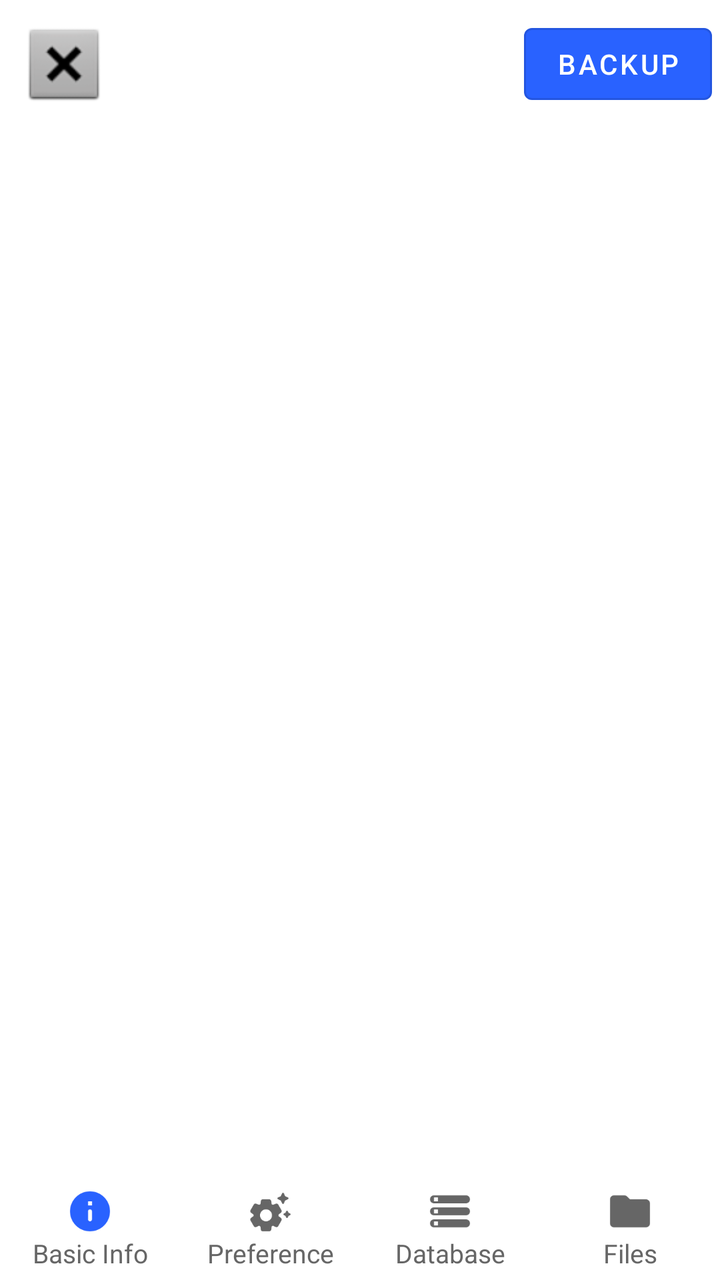
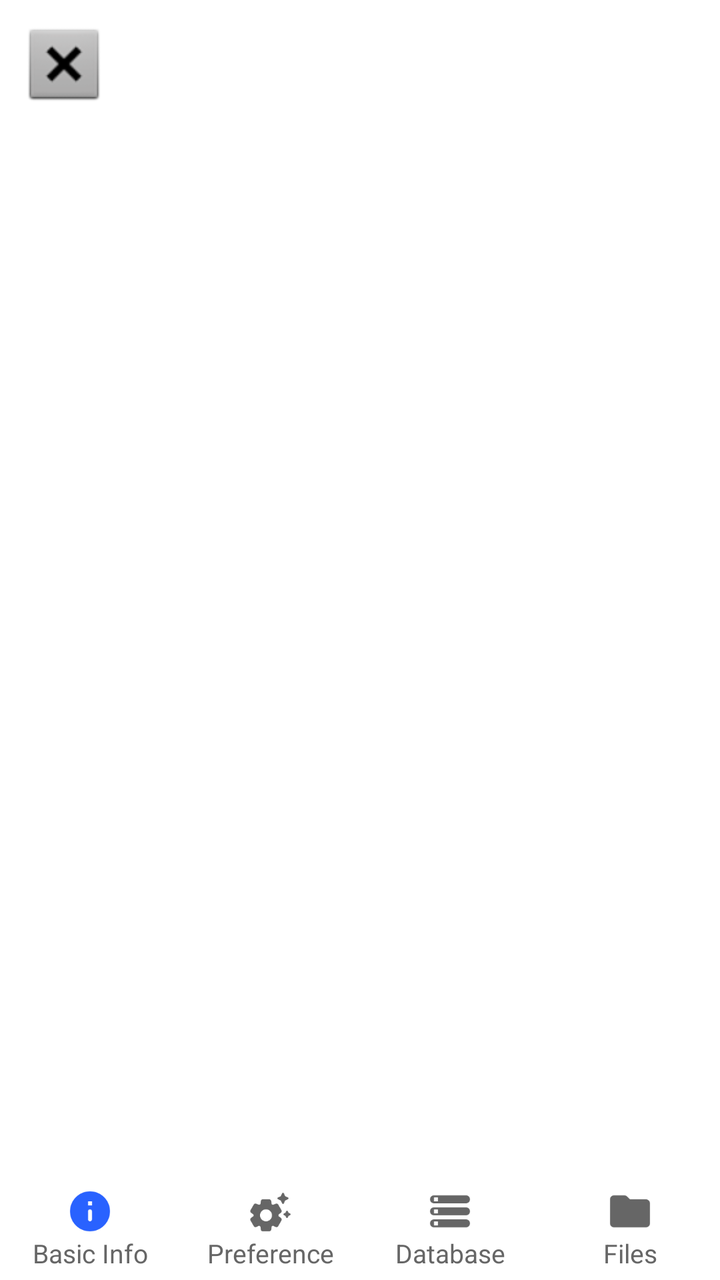

The first picture is an Android layout as it rendered before a commit; the second is the same layout after the commit. The layout source and the unified diff follow.
<!-- AndroidManifest.xml: another module's application theme AppTheme -->
<!-- res/layout/appdm_activity_dataoverview.xml -->
<?xml version="1.0" encoding="utf-8"?>
<LinearLayout xmlns:android="http://schemas.android.com/apk/res/android"
    android:layout_width="fill_parent"
    android:layout_height="fill_parent"
    xmlns:app="http://schemas.android.com/apk/res-auto"
    android:orientation="vertical">

    <LinearLayout
        android:id="@+id/header_layout"
        android:layout_width="fill_parent"
        android:layout_height="wrap_content"
        android:orientation="horizontal" >

        <ImageView
            android:id="@+id/app_icon"
            android:layout_width="64.0dip"
            android:layout_height="64.0dip"
            android:contentDescription="@android:string/no"
            android:padding="10.0dip"
            android:src="@android:drawable/btn_dialog" />

        <LinearLayout
            android:layout_width="0.0dip"
            android:layout_height="fill_parent"
            android:layout_gravity="center"
            android:layout_weight="1.0"
            android:gravity="center"
            android:orientation="vertical" >

            <TextView
                android:id="@+id/app_name"
                android:layout_width="fill_parent"
                android:layout_height="wrap_content"
                android:ellipsize="marquee"
                android:padding="2.0dip"
                android:singleLine="true"
                android:textColor="@color/colorAccent"
                android:textSize="16.0sp"
                android:textStyle="bold" />

            <TextView
                android:id="@+id/app_pkgpath"
                android:layout_width="fill_parent"
                android:layout_height="wrap_content"
                android:layout_marginBottom="2dip"
                android:ellipsize="marquee"
                android:paddingLeft="2.0dip"
                android:singleLine="true"
                android:textColor="@color/colorAccent"
                android:textSize="10.0sp" />
        </LinearLayout>

        <com.google.android.material.button.MaterialButton
            style="@style/Widget.MaterialComponents.Button.OutlinedButton"
            app:backgroundTint="@color/colorAccent"
            android:textColor="@color/colorPrimaryDark"
            android:id="@+id/button_backup"
            android:layout_width="wrap_content"
            android:layout_height="wrap_content"
            android:layout_gravity="center_vertical"
            android:layout_marginRight="4dip"
            android:text="@string/appdm_backup" />

    </LinearLayout>

    <FrameLayout
        android:layout_width="fill_parent"
        android:layout_height="0.0dip"
        android:layout_weight="1.0"
        android:background="@color/white" >

        

        <ListView
            android:id="@+id/appInfo_list"
            android:layout_width="fill_parent"
            android:layout_height="fill_parent"
            android:layout_margin="4.0dip"
            android:cacheColorHint="#00000000"
            android:groupIndicator="@null"
            android:visibility="visible" />

        

        <ListView
            android:id="@+id/database_list"
            android:layout_width="fill_parent"
            android:layout_height="fill_parent"
            android:layout_margin="4.0dip"
            android:cacheColorHint="#00000000"
            android:groupIndicator="@null"
            android:visibility="invisible" />

        

        <ListView
            android:id="@+id/preference_list"
            android:layout_width="fill_parent"
            android:layout_height="fill_parent"
            android:layout_margin="4.0dip"
            android:cacheColorHint="#00000000"
            android:groupIndicator="@null"
            android:visibility="invisible" />
        
        
        <ListView
            android:id="@+id/files_list"
            android:layout_width="fill_parent"
            android:layout_height="fill_parent"
            android:layout_margin="4.0dip"
            android:cacheColorHint="#00000000"
            android:groupIndicator="@null"
            android:visibility="invisible" />

        <LinearLayout
            android:id="@+id/layout_scanning"
            android:layout_width="fill_parent"
            android:layout_height="fill_parent"
            android:background="@color/white"
            android:gravity="center"
            android:orientation="vertical"
            android:visibility="invisible" >

            <ProgressBar
                android:id="@+id/progress_bar"
                style="?android:attr/progressBarStyleLarge"
                android:layout_width="wrap_content"
                android:layout_height="wrap_content"
                android:layout_gravity="center" />

            <TextView
                android:id="@+id/tv_tip"
                android:layout_width="wrap_content"
                android:layout_height="wrap_content"
                android:layout_gravity="center"
                android:layout_marginTop="16.0dip"
                android:text="@string/loading"
                android:textColor="@color/colorAccent" />

        </LinearLayout>

    </FrameLayout>

    <RadioGroup
        android:id="@+id/main_radio"
        android:layout_width="fill_parent"
        android:layout_height="wrap_content"
        android:gravity="center_vertical"
        android:orientation="horizontal"
        android:paddingTop="10dp">

        <RadioButton
            android:id="@+id/tab_appinfo"
            style="@style/main_tab_bottom"
            android:checked="true"
            android:drawableTop="@drawable/round_info_blue_24"
            android:singleLine="true"
            android:text="@string/appdm_basic_info" />

        <RadioButton
            android:id="@+id/tab_preference"
            style="@style/main_tab_bottom"
            android:checked="true"
            android:drawableTop="@drawable/round_settings_suggest_24"
            android:singleLine="true"
            android:text="@string/appdm_preference" />

        <RadioButton
            android:id="@+id/tab_database"
            style="@style/main_tab_bottom"
            android:checked="false"
            android:drawableTop="@drawable/round_storage_24"
            android:singleLine="true"
            android:text="@string/appdm_database" />

        <RadioButton
            android:id="@+id/tab_files"
            style="@style/main_tab_bottom"
            android:checked="false"
            android:drawableTop="@drawable/round_folder_24"
            android:singleLine="true"
            android:text="@string/appdm_files" />

    </RadioGroup>

    <LinearLayout
        android:id="@+id/adViewLayout"
        android:layout_width="fill_parent"
        android:layout_height="wrap_content"
        android:orientation="vertical" />

</LinearLayout>
<!-- resources referenced by this layout -->
<resources>
  <color name="colorAccent">#2962FF</color>
  <color name="colorPrimaryDark">#FFF</color>
  <color name="white">#ffffffff</color>
  <!-- drawable round_folder_24 (drawable) -->
  <vector xmlns:android="http://schemas.android.com/apk/res/android"
      android:width="24dp"
      android:height="24dp"
      android:viewportWidth="24"
      android:viewportHeight="24"
      android:tint="?attr/colorControlNormal">
    <path
        android:fillColor="@android:color/black"
        android:pathData="M10.59,4.59C10.21,4.21 9.7,4 9.17,4H4c-1.1,0 -1.99,0.9 -1.99,2L2,18c0,1.1 0.9,2 2,2h16c1.1,0 2,-0.9 2,-2V8c0,-1.1 -0.9,-2 -2,-2h-8l-1.41,-1.41z"/>
  </vector>
  <!-- drawable round_info_blue_24 (drawable) -->
  <vector xmlns:android="http://schemas.android.com/apk/res/android"
      android:width="24dp"
      android:height="24dp"
      android:viewportWidth="24"
      android:viewportHeight="24">
    <path
        android:fillColor="@color/colorAccent"
        android:pathData="M12,2C6.48,2 2,6.48 2,12s4.48,10 10,10 10,-4.48 10,-10S17.52,2 12,2zM12,17c-0.55,0 -1,-0.45 -1,-1v-4c0,-0.55 0.45,-1 1,-1s1,0.45 1,1v4c0,0.55 -0.45,1 -1,1zM13,9h-2L11,7h2v2z"/>
  </vector>
  <!-- drawable round_storage_24 (drawable) -->
  <vector xmlns:android="http://schemas.android.com/apk/res/android"
      android:width="24dp"
      android:height="24dp"
      android:viewportWidth="24"
      android:viewportHeight="24"
      android:tint="?attr/colorControlNormal">
    <path
        android:fillColor="@android:color/black"
        android:pathData="M4,20h16c1.1,0 2,-0.9 2,-2s-0.9,-2 -2,-2L4,16c-1.1,0 -2,0.9 -2,2s0.9,2 2,2zM4,17h2v2L4,19v-2zM2,6c0,1.1 0.9,2 2,2h16c1.1,0 2,-0.9 2,-2s-0.9,-2 -2,-2L4,4c-1.1,0 -2,0.9 -2,2zM6,7L4,7L4,5h2v2zM4,14h16c1.1,0 2,-0.9 2,-2s-0.9,-2 -2,-2L4,10c-1.1,0 -2,0.9 -2,2s0.9,2 2,2zM4,11h2v2L4,13v-2z"/>
  </vector>
  <string name="appdm_backup">Backup</string>
  <string name="appdm_basic_info">Basic Info</string>
  <string name="appdm_database">Database</string>
  <string name="appdm_files">Files</string>
  <string name="appdm_preference">Preference</string>
  <string name="loading">Loading …</string>
  <style name="main_tab_bottom">
          <item name="android:textSize">13sp</item>
          <item name="android:textColor">#666666</item>
          <item name="android:gravity">center_horizontal</item>
          
          <item name="android:paddingTop">5dp</item>
          <item name="android:layout_width">fill_parent</item>
          <item name="android:layout_height">wrap_content</item>
          <item name="android:layout_weight">1.0</item>
          
          <item name="android:button">@null</item>
          
          <item name="android:layout_marginTop">1.0dip</item>
          <item name="android:paddingBottom">5.0dip</item>
      </style>
  <style name="AppTheme" parent="Theme.MaterialComponents.Light.NoActionBar">
          
      </style>
  <!-- unchanged entries left out for length: 1 -->
</resources>

<!-- the commit's change to res/layout/appdm_activity_dataoverview.xml (unified diff, before → after) -->
@@ -50,7 +50,7 @@
                 android:textSize="10.0sp" />
         </LinearLayout>
 
-        <com.google.android.material.button.MaterialButton
+        <androidx.appcompat.widget.AppCompatButton
             style="@style/Widget.MaterialComponents.Button.OutlinedButton"
             app:backgroundTint="@color/colorAccent"
             android:textColor="@color/colorPrimaryDark"
